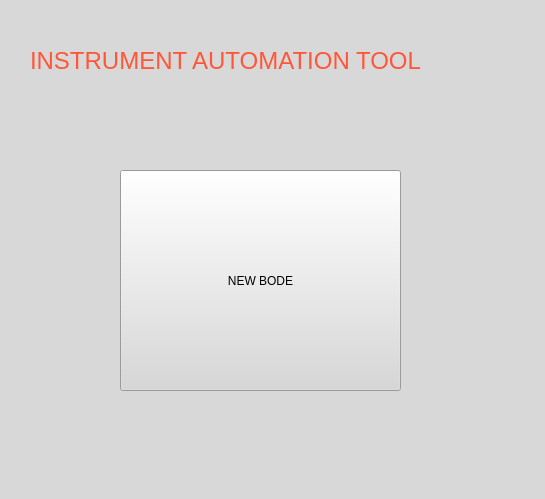
First picture: the form in MainUI/mainWindow.ui, repository scheinpablo/AutoBodeGenerator-TIVisa, before the edit.
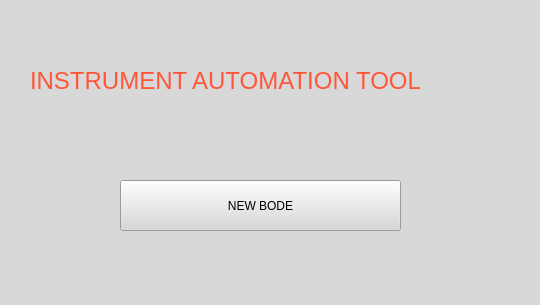
Second picture: the form after the edit.

Diff of the .ui file:
```diff
--- a/MainUI/mainWindow.ui
+++ b/MainUI/mainWindow.ui
@@ -6,8 +6,8 @@
    <rect>
     <x>0</x>
     <y>0</y>
-    <width>545</width>
-    <height>499</height>
+    <width>540</width>
+    <height>305</height>
    </rect>
   </property>
   <property name="windowTitle">
@@ -21,9 +21,9 @@
     <property name="geometry">
      <rect>
       <x>120</x>
-      <y>170</y>
+      <y>180</y>
       <width>281</width>
-      <height>221</height>
+      <height>51</height>
      </rect>
     </property>
     <property name="text">
@@ -34,7 +34,7 @@
     <property name="geometry">
      <rect>
       <x>30</x>
-      <y>30</y>
+      <y>50</y>
       <width>491</width>
       <height>61</height>
      </rect>
```
